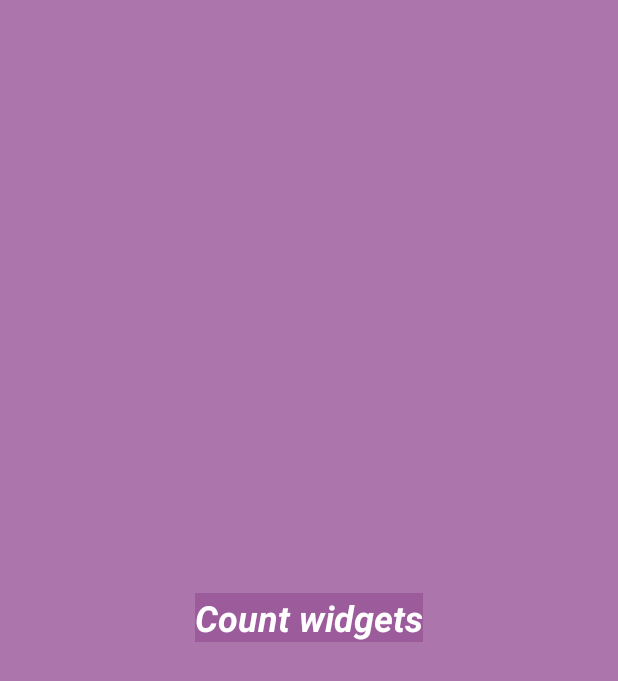
After one commit to Vasic2000/LifeCycle_Widget, an Android app: the layout my_widget.xml on its own in the app's theme, with its tools: preview values and no code run, on a phone screen of 412 x 824 dp. The commit adds this screen. Shown: the top 681 px of the screen. Run offline under Robolectric (Android 15) with nearby library versions, the phone set to English and light mode, and no system bars.

Commit message:
Добавил виджет, не понял, откуда он берёт свой номер

```diff
--- /dev/null
+++ b/app/src/main/res/layout/my_widget.xml
@@ -0,0 +1,20 @@
+<?xml version="1.0" encoding="utf-8"?>
+<RelativeLayout xmlns:android="http://schemas.android.com/apk/res/android"
+    android:layout_width="match_parent"
+    android:layout_height="match_parent"
+    android:background="#CC995599"
+    android:padding="@dimen/widget_margin">
+    <TextView
+        android:id="@+id/appwidget_text"
+        android:layout_width="wrap_content"
+        android:layout_height="wrap_content"
+        android:layout_centerHorizontal="true"
+        android:layout_centerVertical="true"
+        android:layout_margin="8dp"
+        android:background="#CC995599"
+        android:contentDescription="@string/appwidget_text"
+        android:text="@string/appwidget_text"
+        android:textColor="#ffffff"
+        android:textSize="24sp"
+        android:textStyle="bold|italic" />
+</RelativeLayout>
--- /dev/null
+++ b/app/src/main/res/values/refs.xml
@@ -0,0 +1,2 @@
+<?xml version="1.0" encoding="utf-8"?>
+<resources></resources>
--- a/app/src/main/res/values/strings.xml
+++ b/app/src/main/res/values/strings.xml
@@ -1,4 +1,6 @@
 <resources>
     <string name="app_name">LifeCycle_Widget</string>
     <string name="hello_blank_fragment">Hello blank fragment</string>
+    <string name="appwidget_text">Count widgets</string>
+    <string name="add_widget">Add widget</string>
 </resources>
```
Also changed, not shown: app/src/main/AndroidManifest.xml (+18 -0 lines), app/src/main/java/cz/vasic2000/lifecycle_widget/MyWidget.kt (added, +34 -0 lines), app/src/main/res/values/dimens.xml (added, +8 -0 lines), app/src/main/res/xml/my_widget_info.xml (added, +23 -0 lines), app/src/main/res/drawable-v24/example_appwidget_preview.png (added).
